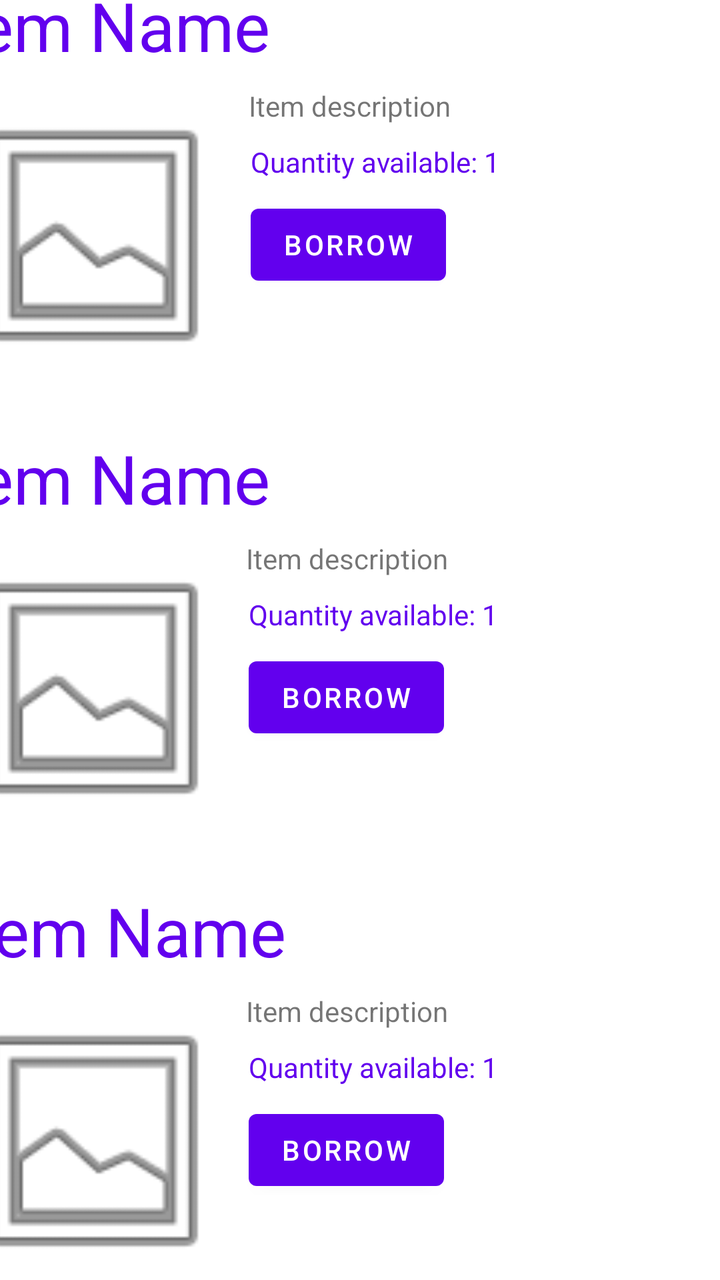
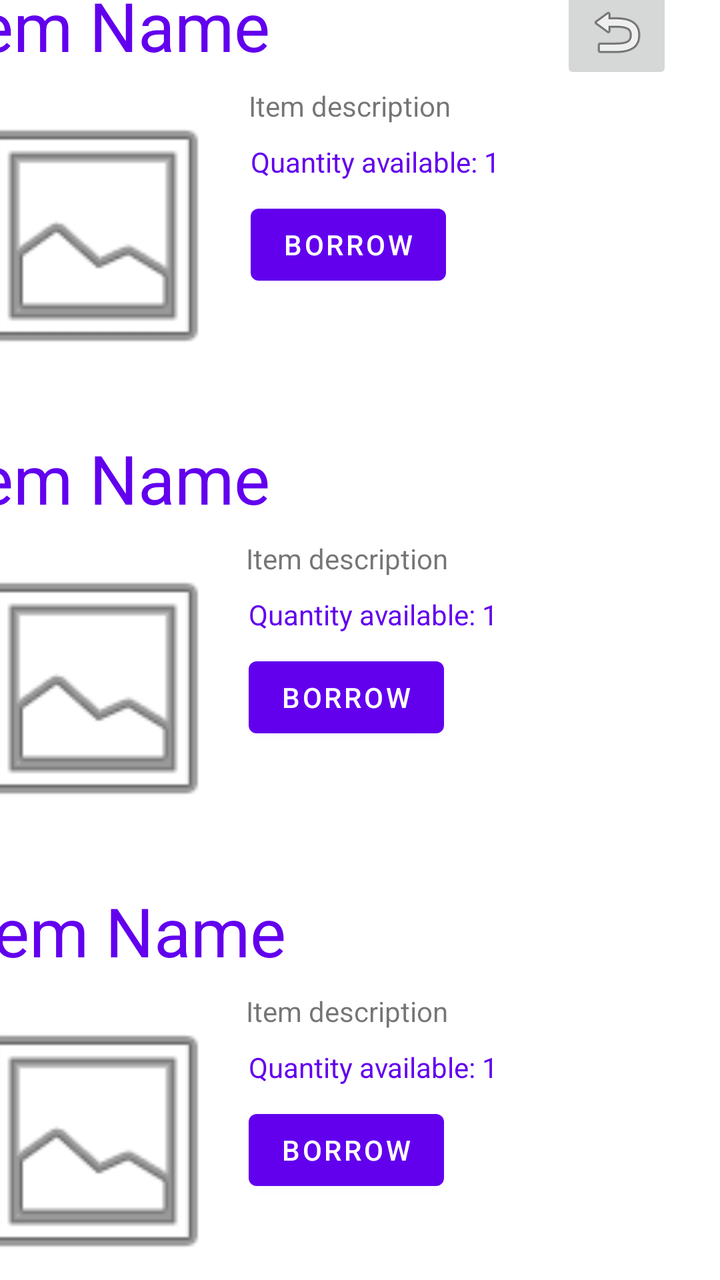

The first picture is an Android layout as it rendered before a commit; the second is the same layout after the commit. The layout source and the unified diff follow.
<!-- AndroidManifest.xml: application theme Theme.BrgyInventory -->
<!-- res/layout/activity_borrowing.xml -->
<?xml version="1.0" encoding="utf-8"?>
<androidx.constraintlayout.widget.ConstraintLayout xmlns:android="http://schemas.android.com/apk/res/android"
    xmlns:app="http://schemas.android.com/apk/res-auto"
    xmlns:tools="http://schemas.android.com/tools"
    android:id="@+id/main"
    android:layout_width="match_parent"
    android:layout_height="match_parent"
    tools:context=".borrowing">

    <ScrollView
        android:id="@+id/scrollview"
        android:layout_width="376dp"
        android:layout_height="677dp"
        android:layout_marginStart="16dp"
        android:layout_marginTop="16dp"
        android:layout_marginEnd="16dp"
        android:layout_marginBottom="16dp"
        android:fillViewport="true"
        app:layout_constraintBottom_toBottomOf="parent"
        app:layout_constraintEnd_toEndOf="parent"
        app:layout_constraintHorizontal_bias="1.0"
        app:layout_constraintStart_toStartOf="parent"
        app:layout_constraintTop_toTopOf="parent">

        <androidx.constraintlayout.widget.ConstraintLayout
            android:id="@+id/constraintlayout"
            android:layout_width="match_parent"
            android:layout_height="wrap_content">

            <ImageView
                android:id="@+id/itemimg3"
                android:layout_width="140dp"
                android:layout_height="149dp"
                android:layout_marginStart="8dp"
                android:layout_marginTop="8dp"
                app:layout_constraintStart_toStartOf="parent"
                app:layout_constraintTop_toBottomOf="@+id/itemname3"
                app:srcCompat="@android:drawable/ic_menu_gallery" />

            <TextView
                android:id="@+id/itemname3"
                android:layout_width="376dp"
                android:layout_height="wrap_content"
                android:layout_marginStart="8dp"
                android:layout_marginTop="24dp"
                android:layout_marginEnd="8dp"
                android:text="Item Name"
                android:textAlignment="textStart"
                android:textColor="@color/purple_500"
                android:textSize="34sp"
                app:layout_constraintEnd_toEndOf="parent"
                app:layout_constraintHorizontal_bias="0.0"
                app:layout_constraintStart_toStartOf="parent"
                app:layout_constraintTop_toBottomOf="@+id/itemimg2" />

            <TextView
                android:id="@+id/itemqty3"
                android:layout_width="wrap_content"
                android:layout_height="wrap_content"
                android:layout_marginStart="8dp"
                android:layout_marginTop="8dp"
                android:layout_marginEnd="8dp"
                android:text="Quantity available: 1"
                android:textColor="@color/purple_500"
                app:layout_constraintEnd_toEndOf="parent"
                app:layout_constraintHorizontal_bias="0.0"
                app:layout_constraintStart_toEndOf="@+id/itemimg3"
                app:layout_constraintTop_toBottomOf="@+id/itemdesc3" />

            <Button
                android:id="@+id/borrowbtn3"
                android:layout_width="wrap_content"
                android:layout_height="wrap_content"
                android:layout_marginStart="8dp"
                android:layout_marginTop="8dp"
                android:layout_marginEnd="8dp"
                android:text="Borrow"
                app:layout_constraintEnd_toEndOf="parent"
                app:layout_constraintHorizontal_bias="0.0"
                app:layout_constraintStart_toEndOf="@+id/itemimg3"
                app:layout_constraintTop_toBottomOf="@+id/itemqty3" />

            <TextView
                android:id="@+id/itemdesc3"
                android:layout_width="215dp"
                android:layout_height="20dp"
                android:layout_marginStart="8dp"
                android:layout_marginTop="8dp"
                android:layout_marginEnd="8dp"
                android:text="Item description"
                app:layout_constraintEnd_toEndOf="parent"
                app:layout_constraintStart_toEndOf="@+id/itemimg3"
                app:layout_constraintTop_toBottomOf="@+id/itemname3" />

            <ImageView
                android:id="@+id/itemimg2"
                android:layout_width="140dp"
                android:layout_height="149dp"
                android:layout_marginStart="8dp"
                android:layout_marginTop="8dp"
                app:layout_constraintStart_toStartOf="parent"
                app:layout_constraintTop_toBottomOf="@+id/itemname2"
                app:srcCompat="@android:drawable/ic_menu_gallery" />

            <TextView
                android:id="@+id/itemname2"
                android:layout_width="376dp"
                android:layout_height="wrap_content"
                android:layout_marginStart="8dp"
                android:layout_marginTop="24dp"
                android:layout_marginEnd="8dp"
                android:text="Item Name"
                android:textAlignment="textStart"
                android:textColor="@color/purple_500"
                android:textSize="34sp"
                app:layout_constraintEnd_toEndOf="parent"
                app:layout_constraintStart_toStartOf="parent"
                app:layout_constraintTop_toBottomOf="@+id/itemimg" />

            <TextView
                android:id="@+id/itemqty2"
                android:layout_width="wrap_content"
                android:layout_height="wrap_content"
                android:layout_marginStart="8dp"
                android:layout_marginTop="8dp"
                android:layout_marginEnd="8dp"
                android:text="Quantity available: 1"
                android:textColor="@color/purple_500"
                app:layout_constraintEnd_toEndOf="parent"
                app:layout_constraintHorizontal_bias="0.0"
                app:layout_constraintStart_toEndOf="@+id/itemimg2"
                app:layout_constraintTop_toBottomOf="@+id/itemdesc2" />

            <Button
                android:id="@+id/borrowbtn2"
                android:layout_width="wrap_content"
                android:layout_height="wrap_content"
                android:layout_marginStart="8dp"
                android:layout_marginTop="8dp"
                android:layout_marginEnd="8dp"
                android:text="Borrow"
                app:layout_constraintEnd_toEndOf="parent"
                app:layout_constraintHorizontal_bias="0.0"
                app:layout_constraintStart_toEndOf="@+id/itemimg2"
                app:layout_constraintTop_toBottomOf="@+id/itemqty2" />

            <TextView
                android:id="@+id/itemdesc2"
                android:layout_width="215dp"
                android:layout_height="20dp"
                android:layout_marginStart="8dp"
                android:layout_marginTop="8dp"
                android:layout_marginEnd="8dp"
                android:text="Item description"
                app:layout_constraintEnd_toEndOf="parent"
                app:layout_constraintStart_toEndOf="@+id/itemimg2"
                app:layout_constraintTop_toBottomOf="@+id/itemname2" />

            <TextView
                android:id="@+id/itemname"
                android:layout_width="376dp"
                android:layout_height="wrap_content"
                android:layout_marginStart="8dp"
                android:layout_marginTop="8dp"
                android:layout_marginEnd="8dp"
                android:text="Item Name"
                android:textAlignment="textStart"
                android:textColor="@color/purple_500"
                android:textSize="34sp"
                app:layout_constraintEnd_toEndOf="parent"
                app:layout_constraintStart_toStartOf="parent"
                app:layout_constraintTop_toTopOf="parent" />

            <ImageView
                android:id="@+id/itemimg"
                android:layout_width="140dp"
                android:layout_height="149dp"
                android:layout_marginStart="8dp"
                android:layout_marginTop="8dp"
                app:layout_constraintStart_toStartOf="parent"
                app:layout_constraintTop_toBottomOf="@+id/itemname"
                app:srcCompat="@android:drawable/ic_menu_gallery" />

            <TextView
                android:id="@+id/itemdesc"
                android:layout_width="215dp"
                android:layout_height="20dp"
                android:layout_marginStart="8dp"
                android:layout_marginTop="8dp"
                android:layout_marginEnd="8dp"
                android:text="Item description"
                app:layout_constraintEnd_toEndOf="parent"
                app:layout_constraintHorizontal_bias="0.0"
                app:layout_constraintStart_toEndOf="@+id/itemimg"
                app:layout_constraintTop_toBottomOf="@+id/itemname" />

            <TextView
                android:id="@+id/itemqty"
                android:layout_width="wrap_content"
                android:layout_height="wrap_content"
                android:layout_marginStart="8dp"
                android:layout_marginTop="8dp"
                android:layout_marginEnd="8dp"
                android:text="Quantity available: 1"
                android:textColor="@color/purple_500"
                app:layout_constraintEnd_toEndOf="parent"
                app:layout_constraintHorizontal_bias="0.011"
                app:layout_constraintStart_toEndOf="@+id/itemimg"
                app:layout_constraintTop_toBottomOf="@+id/itemdesc" />

            <Button
                android:id="@+id/borrowbtn"
                android:layout_width="wrap_content"
                android:layout_height="wrap_content"
                android:layout_marginStart="8dp"
                android:layout_marginTop="8dp"
                android:layout_marginEnd="8dp"
                android:text="Borrow"
                app:layout_constraintEnd_toEndOf="parent"
                app:layout_constraintHorizontal_bias="0.008"
                app:layout_constraintStart_toEndOf="@+id/itemimg"
                app:layout_constraintTop_toBottomOf="@+id/itemqty" />

        </androidx.constraintlayout.widget.ConstraintLayout>
    </ScrollView>
</androidx.constraintlayout.widget.ConstraintLayout>
<!-- resources referenced by this layout -->
<resources>
  <color name="purple_500">#FF6200EE</color>
  <style name="Theme.BrgyInventory" parent="Theme.MaterialComponents.DayNight.DarkActionBar">
          
          <item name="colorPrimary">@color/purple_500</item>
          <item name="colorPrimaryVariant">@color/purple_700</item>
          <item name="colorOnPrimary">@color/white</item>
          
          <item name="colorSecondary">@color/teal_200</item>
          <item name="colorSecondaryVariant">@color/teal_700</item>
          <item name="colorOnSecondary">@color/black</item>
          
          <item name="android:statusBarColor">?attr/colorPrimaryVariant</item>
          
      </style>
  <color name="purple_700">#FF3700B3</color>
  <color name="white">#FFFFFFFF</color>
  <color name="teal_200">#FF03DAC5</color>
  <color name="teal_700">#FF018786</color>
  <color name="black">#FF000000</color>
</resources>

<!-- the commit's change to res/layout/activity_borrowing.xml (unified diff, before → after) -->
@@ -27,6 +27,23 @@
             android:layout_width="match_parent"
             android:layout_height="wrap_content">
 
+            <ImageButton
+                android:id="@+id/backbtn"
+                android:layout_width="wrap_content"
+                android:layout_height="wrap_content"
+                android:layout_marginStart="8dp"
+                android:layout_marginTop="8dp"
+                android:layout_marginEnd="8dp"
+                android:layout_marginBottom="8dp"
+                android:contentDescription="backbtn"
+                app:layout_constraintBottom_toBottomOf="parent"
+                app:layout_constraintEnd_toEndOf="parent"
+                app:layout_constraintHorizontal_bias="1.0"
+                app:layout_constraintStart_toStartOf="parent"
+                app:layout_constraintTop_toTopOf="parent"
+                app:layout_constraintVertical_bias="0.0"
+                app:srcCompat="@android:drawable/ic_menu_revert" />
+
             <ImageView
                 android:id="@+id/itemimg3"
                 android:layout_width="140dp"
@@ -223,4 +240,5 @@
 
         </androidx.constraintlayout.widget.ConstraintLayout>
     </ScrollView>
+
 </androidx.constraintlayout.widget.ConstraintLayout>
